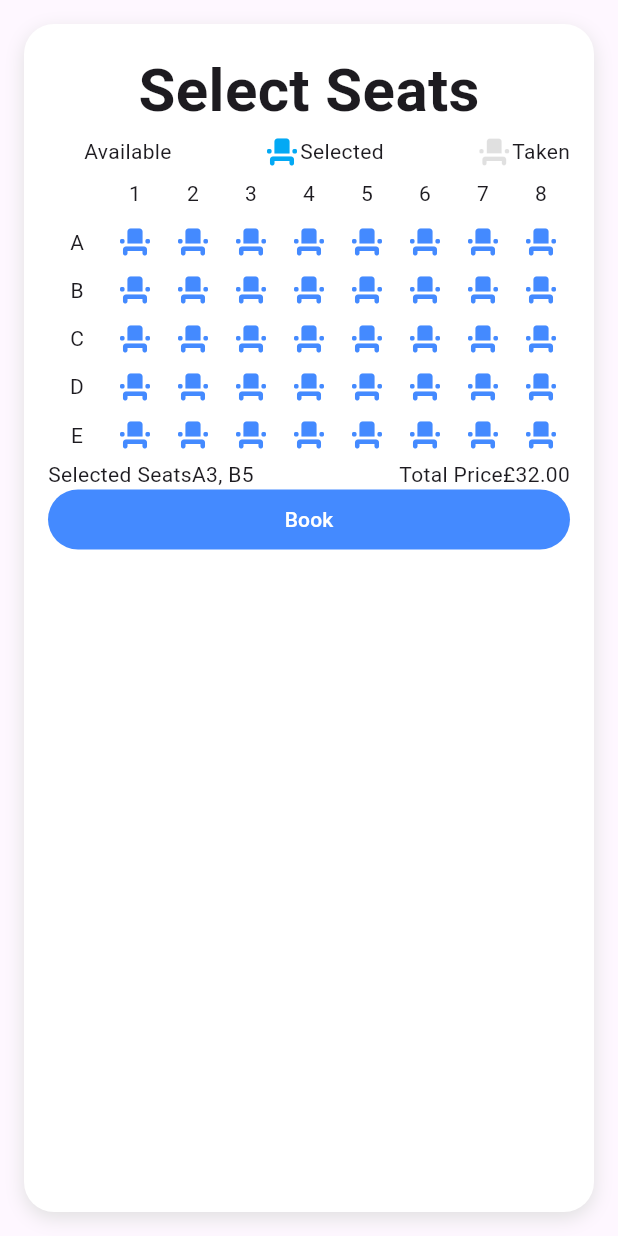
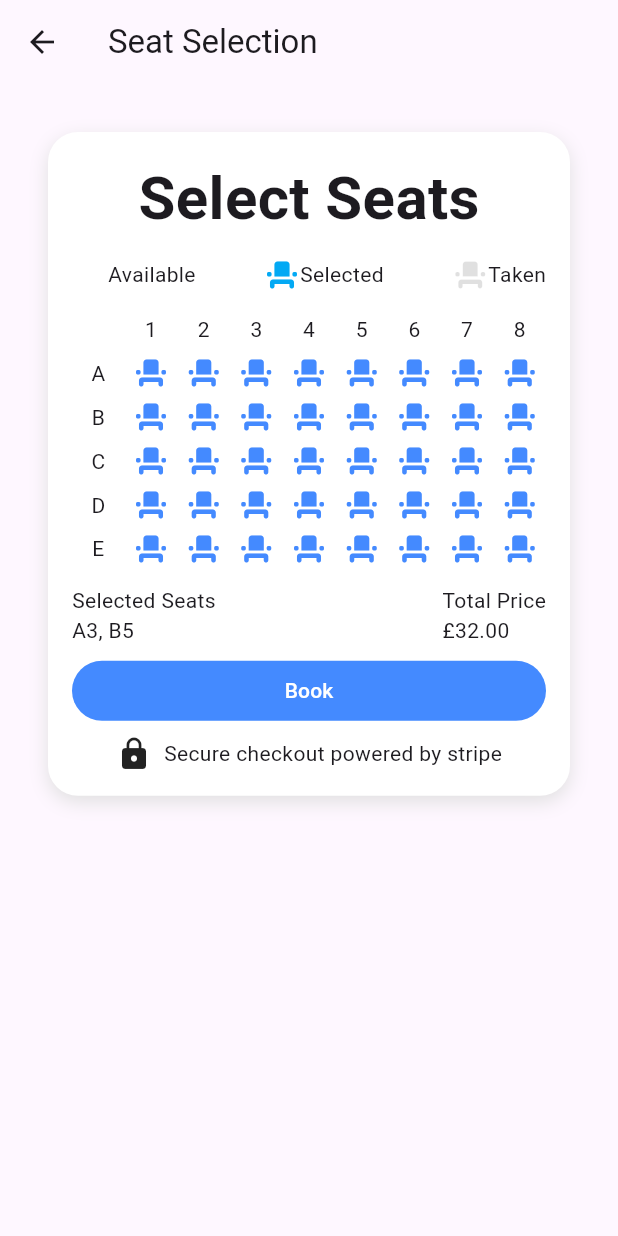
Before and after one commit to AnaaaKareem/NextEvent, a Flutter app: the Seats screen opened directly, on a phone screen of 412 x 824 dp. Run offline on Flutter 3.47's test engine with Material 3 defaults, Android fonts, the phone set to English and light mode, and no system bars; our stand-ins replace table_calendar.

Commit message:
Finished Seat Widget

```diff
--- a/nexteventapp/lib/widgets/seats.dart
+++ b/nexteventapp/lib/widgets/seats.dart
@@ -4,8 +4,16 @@ class Seats extends StatelessWidget {
   final int rows = 5;
   final int cols = 8;
 
+  @override
   Widget build(BuildContext context) {
-    return Container(
+    return Scaffold(
+      appBar: AppBar(
+        title: Text('Seat Selection'),
+      ),
+      body: SingleChildScrollView(
+        child: Padding(
+          padding: EdgeInsets.all(16),
+          child: Container(
             padding: EdgeInsets.all(16),
             margin: EdgeInsets.all(16),
             decoration: BoxDecoration(
@@ -20,6 +28,7 @@ class Seats extends StatelessWidget {
               ],
             ),
             child: Column(
+              crossAxisAlignment: CrossAxisAlignment.start,
               children: [
                 // Select Seats
                 Center(
@@ -33,6 +42,7 @@ class Seats extends StatelessWidget {
                     ],
                   ),
                 ),
+                SizedBox(height: 10),
                 // Seat Selection Guide
                 Row(
                   children: [
@@ -61,6 +71,7 @@ class Seats extends StatelessWidget {
                     ),
                   ],
                 ),
+                SizedBox(height: 10),
                 // Seat Grid
                 GridView.count(
                     crossAxisCount: cols + 1, // extra for row labels
@@ -85,18 +96,21 @@ class Seats extends StatelessWidget {
                     }),
                 ),
                 // Selected Seats and Total Price
+                SizedBox(height: 10),
                 Row(
                   mainAxisAlignment: MainAxisAlignment.spaceBetween,
                   children: [
                     // Selected Seats
-              Row(
+                    Column (
+                      crossAxisAlignment: CrossAxisAlignment.start,
                       children: [
                         Text('Selected Seats'),
                         Text('A3, B5')
                       ],
                     ),
                     // Total Price
-              Row(
+                    Column (
+                      crossAxisAlignment: CrossAxisAlignment.start,
                       children: [
                         Text('Total Price'),
                         Text('£32.00')
@@ -104,17 +118,33 @@ class Seats extends StatelessWidget {
                     ),
                   ],
                 ),
+                SizedBox(height: 10),
                 // Booking Button
                 SizedBox(
                   height: 40,
-            width: 500, // set your desired width here
+                  width: double.infinity, // Makes it fit the width of the screen
                   child: FilledButton(
                     style: FilledButton.styleFrom(backgroundColor: Colors.blueAccent),
                     onPressed: () {},
                     child: const Text('Book'),
                   ),
                 ),
+                SizedBox(height: 10),
+                // Stripe Text
+                Center(
+                  child: Row(
+                    mainAxisSize: MainAxisSize.min,
+                    children: [
+                      Icon(Icons.lock),
+                      SizedBox(width: 8),
+                      Text('Secure checkout powered by stripe'),
                     ],
+                  ),
+                ),
+              ],
+            ),
+          ),
+        ),
       ),
     );
   }
```
Lines whose indentation alone changed are shown as unchanged.
